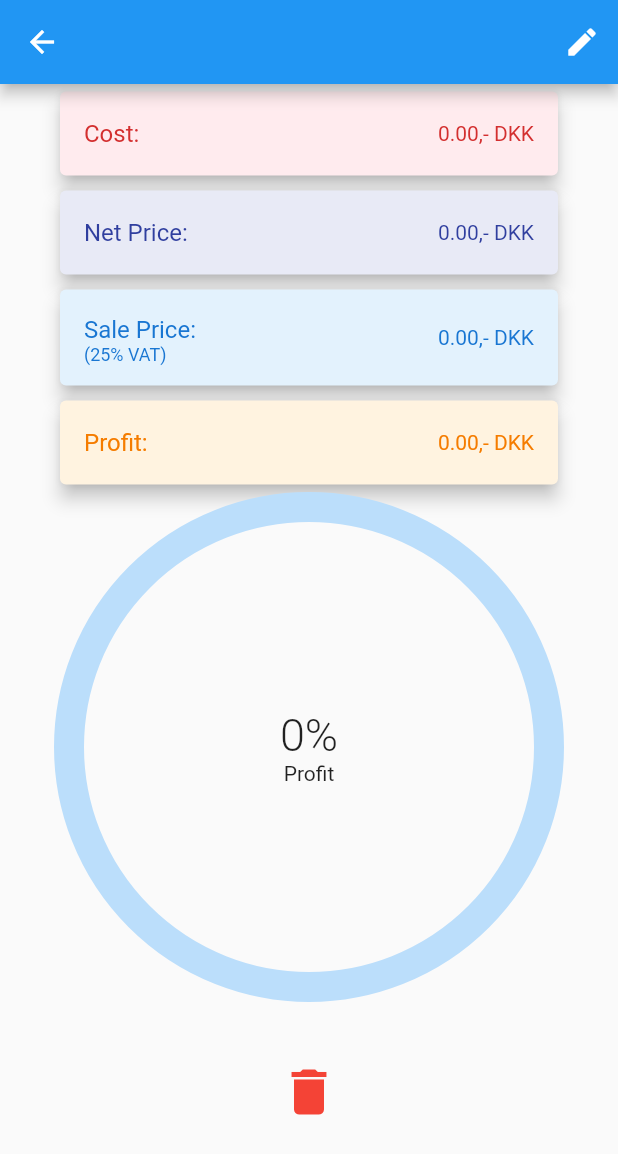
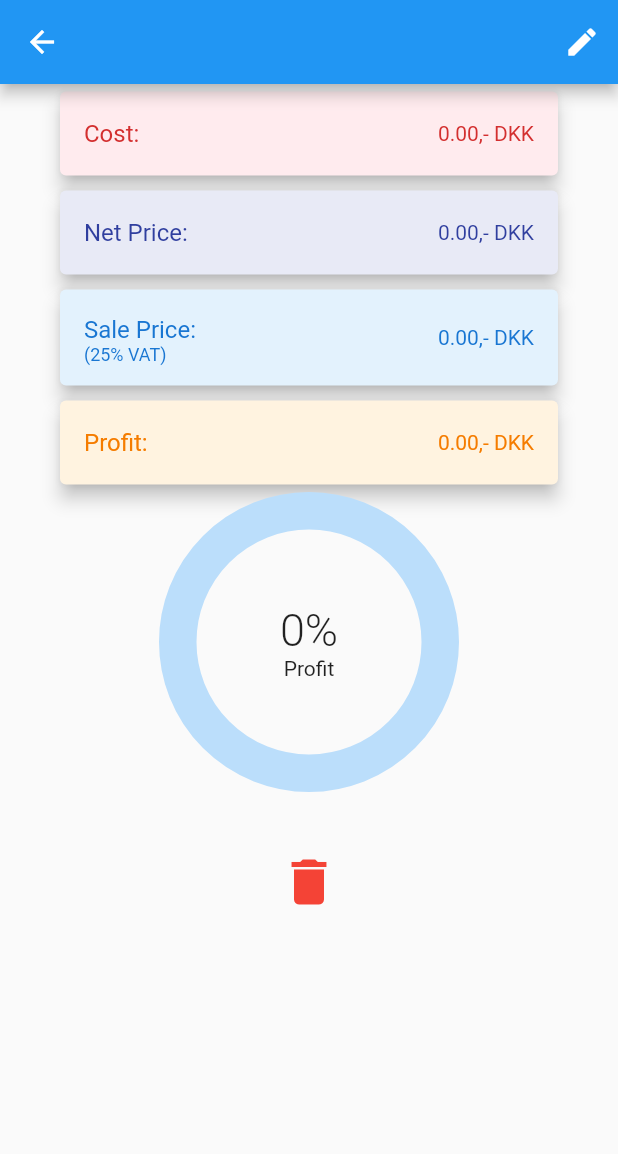
Before and after one commit to jaco2716/ProfitCalculator, a Flutter app: the SingleExtraPage screen opened directly with empty values, on a phone screen of 412 x 824 dp. Shown: the top 1154 px of the screen. Run offline on Flutter 3.47's test engine with Material 2 defaults, Android fonts, the phone set to English and light mode, and no system bars; drawn by our look-alikes of percent_indicator; our stand-ins replace file_picker, share_plus, shared_preferences, video_player; missing offline and left inert: flutter_simple_calculator, purchases_flutter; accounts and stored records are empty.

Commit message:
fixed percetage circle radius

```diff
--- a/lib/MyWidgets/SingleElementWidgets/ProfitMarginPercentageWidget.dart
+++ b/lib/MyWidgets/SingleElementWidgets/ProfitMarginPercentageWidget.dart
@@ -12,8 +12,8 @@ class ProfitMarginPercentageWidget extends StatelessWidget {
   Widget build(BuildContext context) {
     double _profitMargin = localProfitMargin/100;
     return CircularPercentIndicator(
-      radius: 170.0,
-      lineWidth: 20.0,
+      radius: 100.0,
+      lineWidth: 25.0,
       animation: true,
       percent: _profitMargin < 1 ? _profitMargin : 1,
       center: Column(
--- a/pubspec.yaml
+++ b/pubspec.yaml
@@ -15,7 +15,7 @@ publish_to: 'none' # Remove this line if you wish to publish to pub.dev
 # In iOS, build-name is used as CFBundleShortVersionString while build-number used as CFBundleVersion.
 # Read more about iOS versioning at
 # https://developer.apple.com/library/archive/documentation/General/Reference/InfoPlistKeyReference/Articles/CoreFoundationKeys.html
-version: 1.0.8+13
+version: 1.0.9+14
 
 environment:
   sdk: ">=2.7.0 <3.0.0"
```
Also changed, not shown: 2 other files.
